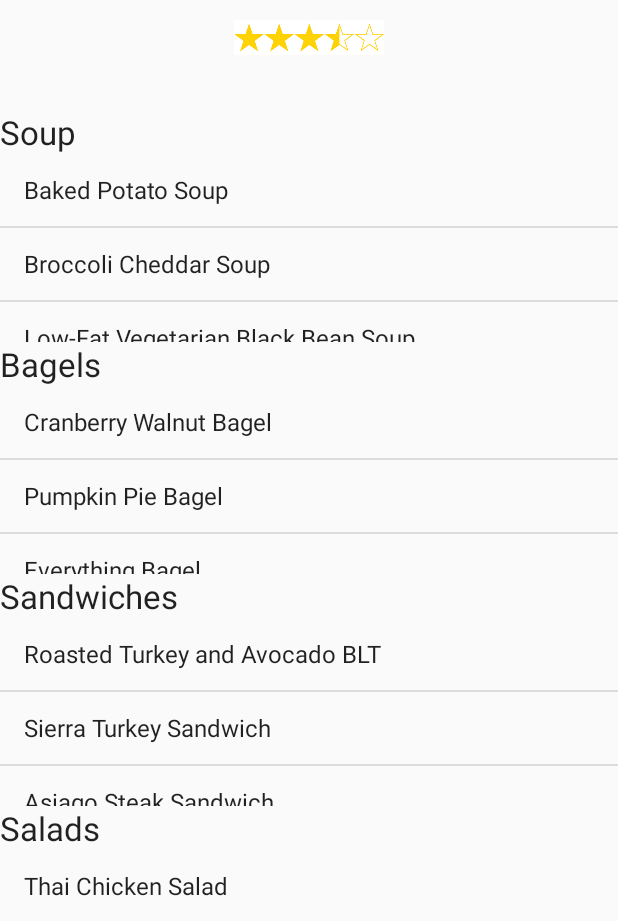
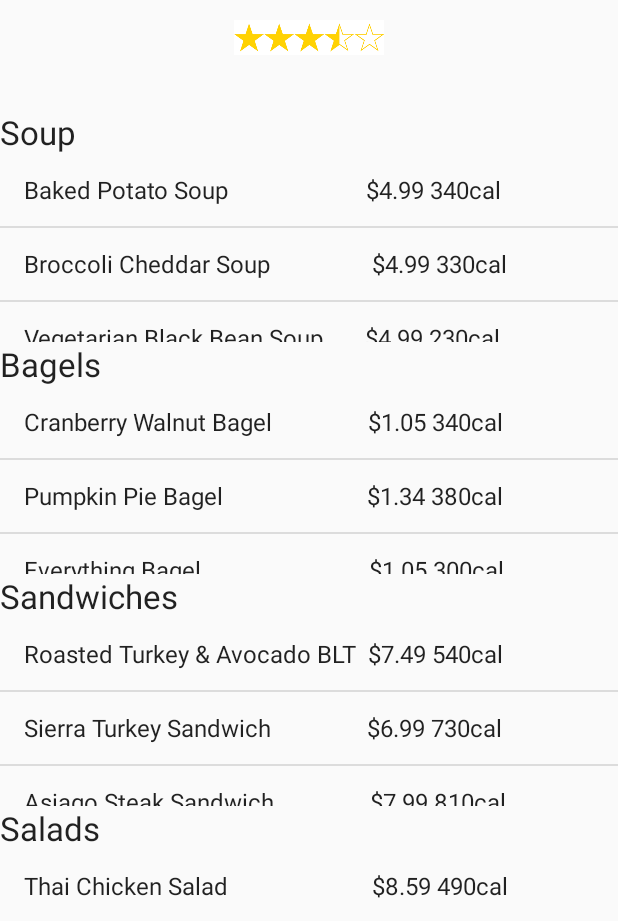
Before and after one commit to AndrewMogensen/dinesmart, an Android app: the PaneraBreadActivity screen opened directly, with no data from a screen before it, on a phone screen of 412 x 824 dp, the part 315-1236 px from its top. Run offline under Robolectric (Android 15) with nearby library versions, the phone set to English and light mode, and no system bars.

Commit message:
menu item listing consistency

```diff
--- a/app/src/main/java/cs465/dinesmart/MapsActivity.java
+++ b/app/src/main/java/cs465/dinesmart/MapsActivity.java
@@ -433,7 +433,7 @@ public class MapsActivity extends ActionBarActivity implements OnMapReadyCallbac
         panda.add(new RestMenuItem("Fried Rice", 2.70, 520, 9));
 
         List<RestMenuItem> panera = new ArrayList<RestMenuItem>();
-        panera.add(new RestMenuItem("Chicken Ceasar Salad", 7.49, 460, 14));
+        panera.add(new RestMenuItem("Chicken Caesar Salad", 7.49, 460, 14));
         panera.add(new RestMenuItem("Broccoli Cheddar Soup", 4.99, 330, 34));
         panera.add(new RestMenuItem("Sierra Turkey Sandwich", 6.99, 730, 40));
 
@@ -444,7 +444,7 @@ public class MapsActivity extends ActionBarActivity implements OnMapReadyCallbac
 
         List<RestMenuItem> mcD = new ArrayList<RestMenuItem>();
         mcD.add(new RestMenuItem("Big Mac", 3.99, 540, 25));
-        mcD.add(new RestMenuItem("10-piece McNuggent", 4.49, 470, 22));
+        mcD.add(new RestMenuItem("10-piece McNugget", 4.49, 470, 22));
         mcD.add(new RestMenuItem("Large Fries", 1.89, 510, 2));
 
         List<RestMenuItem> zas = new ArrayList<RestMenuItem>();
--- a/app/src/main/java/cs465/dinesmart/PaneraBreadActivity.java
+++ b/app/src/main/java/cs465/dinesmart/PaneraBreadActivity.java
@@ -25,10 +25,22 @@ public class PaneraBreadActivity extends ActionBarActivity {
 
         //setTitle("Panera Bread");
 
-        String [] soupFood = {"Baked Potato Soup","Broccoli Cheddar Soup","Low-Fat Vegetarian Black Bean Soup","Vegetarian Creamy Tomato Soup"};
-        String [] bagelFood = {"Cranberry Walnut Bagel", "Pumpkin Pie Bagel", "Everything Bagel","French Toast Bagel"};
-        String [] sandwichFood = {"Roasted Turkey and Avocado BLT","Sierra Turkey Sandwich","Asiago Steak Sandwich","Classic Grilled Cheese"};
-        String [] saladFood = {"Thai Chicken Salad","Chicken Cobb With Avocado","Power Kale Caesar Salad With Chicken","Greek Salad"};
+        String [] soupFood = {"Baked Potato Soup                       $4.99 340cal",
+                            "Broccoli Cheddar Soup                 $4.99 330cal",
+                            "Vegetarian Black Bean Soup       $4.99 230cal",
+                            "Creamy Tomato Soup                   $4.99 450cal"};
+        String [] bagelFood = {"Cranberry Walnut Bagel                $1.05 340cal",
+                                "Pumpkin Pie Bagel                        $1.34 380cal",
+                                "Everything Bagel                            $1.05 300cal",
+                                "French Toast Bagel                       $1.34 350cal"};
+        String [] sandwichFood = {"Roasted Turkey & Avocado BLT  $7.49 540cal",
+                                "Sierra Turkey Sandwich                $6.99 730cal",
+                                "Asiago Steak Sandwich                $7.99 810cal",
+                                "Classic Grilled Cheese                  $6.99 580cal"};
+        String [] saladFood = {"Thai Chicken Salad                        $8.59 490cal",
+                                "Chicken Cobb With Avocado        $8.59 660cal",
+                                "Kale Caesar Chicken Caesar        $7.99 600cal",
+                                "Greek Salad                                    $7.49 370cal"};
 
 
         ImageButton home_btn = (ImageButton) findViewById(R.id.home_button_panera);
```
Also changed, not shown: app/src/main/java/cs465/dinesmart/McDonaldsActivity.java (+16 -4 lines), app/src/main/java/cs465/dinesmart/MiaZaActivity.java (+16 -4 lines), app/src/main/java/cs465/dinesmart/PandaExpressPageActivity.java (+13 -4 lines), app/src/main/java/cs465/dinesmart/SubwayActivity.java (+14 -4 lines).
